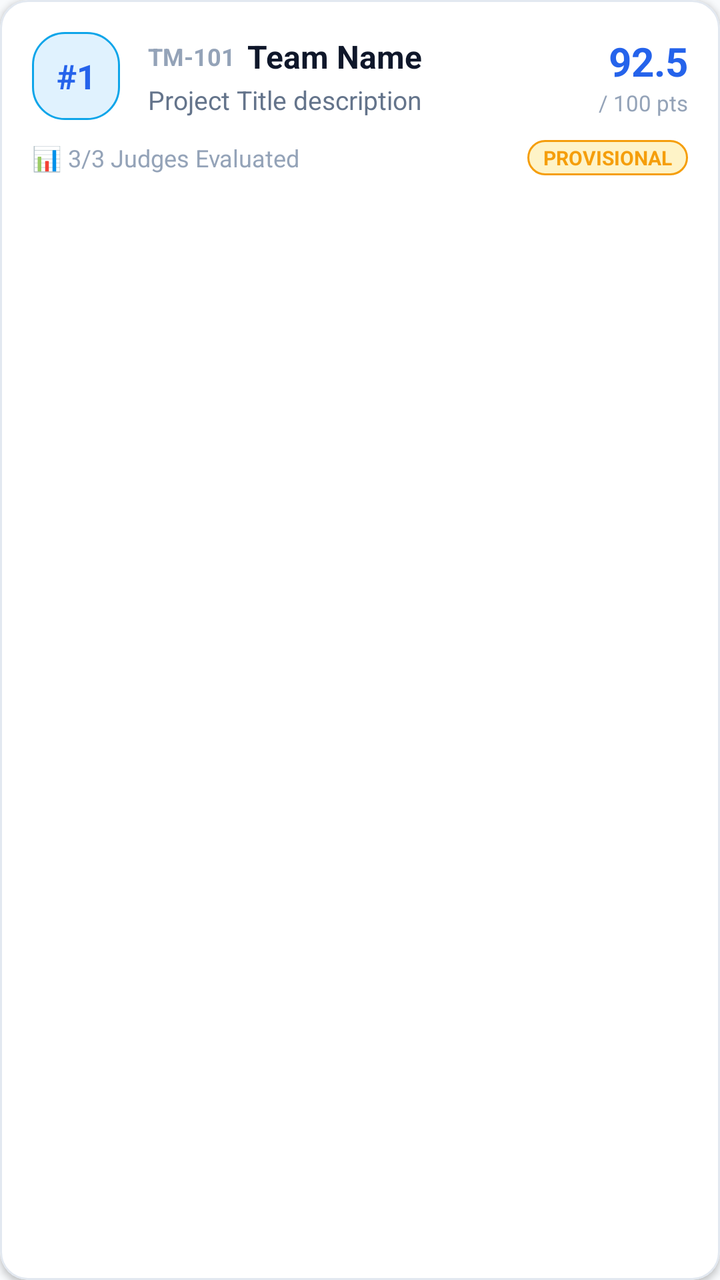
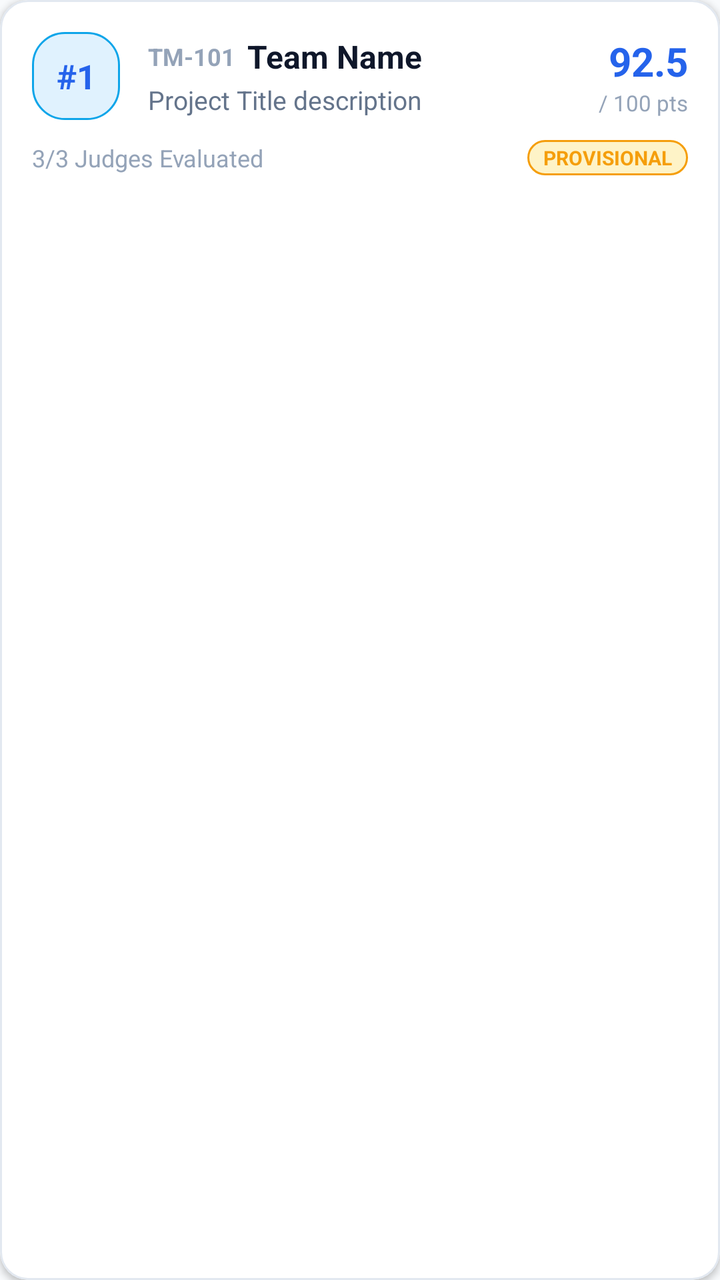

Compare the two renders of this Android layout. The source of the first and the diff that turns it into the second are given below.
<!-- AndroidManifest.xml: application theme Theme.Judgex -->
<!-- res/layout/item_ranking.xml -->
<?xml version="1.0" encoding="utf-8"?>
<com.google.android.material.card.MaterialCardView xmlns:android="http://schemas.android.com/apk/res/android"
    xmlns:app="http://schemas.android.com/apk/res-auto"
    android:layout_width="match_parent"
    android:layout_height="wrap_content"
    android:layout_marginHorizontal="16dp"
    android:layout_marginVertical="6dp"
    app:cardCornerRadius="14dp"
    app:cardElevation="2dp"
    app:strokeWidth="1dp"
    app:strokeColor="@color/card_border"
    app:cardBackgroundColor="@color/surface">

    <LinearLayout
        android:layout_width="match_parent"
        android:layout_height="wrap_content"
        android:orientation="vertical"
        android:padding="16dp">

        <LinearLayout
            android:layout_width="match_parent"
            android:layout_height="wrap_content"
            android:gravity="center_vertical"
            android:orientation="horizontal">

            
            <TextView
                android:id="@+id/tvRank"
                android:layout_width="44dp"
                android:layout_height="44dp"
                android:background="@drawable/bg_badge_judge"
                android:gravity="center"
                android:text="#1"
                android:textColor="@color/accent"
                android:textSize="17sp"
                android:textStyle="bold" />

            <LinearLayout
                android:layout_width="0dp"
                android:layout_height="wrap_content"
                android:layout_marginStart="14dp"
                android:layout_weight="1"
                android:orientation="vertical">

                <LinearLayout
                    android:layout_width="match_parent"
                    android:layout_height="wrap_content"
                    android:gravity="center_vertical"
                    android:orientation="horizontal">

                    <TextView
                        android:id="@+id/tvTeamNumber"
                        android:layout_width="wrap_content"
                        android:layout_height="wrap_content"
                        android:text="TM-101"
                        android:textColor="@color/text_muted"
                        android:textSize="12sp"
                        android:textStyle="bold" />

                    <TextView
                        android:id="@+id/tvTeamName"
                        android:layout_width="0dp"
                        android:layout_height="wrap_content"
                        android:layout_marginStart="6dp"
                        android:layout_weight="1"
                        android:text="Team Name"
                        android:textColor="@color/text_primary"
                        android:textSize="16sp"
                        android:textStyle="bold" />

                </LinearLayout>

                <TextView
                    android:id="@+id/tvProjectTitle"
                    android:layout_width="match_parent"
                    android:layout_height="wrap_content"
                    android:layout_marginTop="2dp"
                    android:text="Project Title description"
                    android:textColor="@color/text_secondary"
                    android:textSize="13sp" />

            </LinearLayout>

            
            <LinearLayout
                android:layout_width="wrap_content"
                android:layout_height="wrap_content"
                android:layout_marginStart="8dp"
                android:gravity="end"
                android:orientation="vertical">

                <TextView
                    android:id="@+id/tvAverageScore"
                    android:layout_width="wrap_content"
                    android:layout_height="wrap_content"
                    android:text="92.5"
                    android:textColor="@color/accent"
                    android:textSize="20sp"
                    android:textStyle="bold" />

                <TextView
                    android:id="@+id/tvScoreSubtext"
                    android:layout_width="wrap_content"
                    android:layout_height="wrap_content"
                    android:text="/ 100 pts"
                    android:textColor="@color/text_muted"
                    android:textSize="11sp" />

            </LinearLayout>

        </LinearLayout>

        
        <LinearLayout
            android:layout_width="match_parent"
            android:layout_height="wrap_content"
            android:layout_marginTop="10dp"
            android:gravity="center_vertical"
            android:orientation="horizontal">

            <TextView
                android:id="@+id/tvEvaluationsCount"
                android:layout_width="0dp"
                android:layout_height="wrap_content"
                android:layout_weight="1"
                android:text="📊 3/3 Judges Evaluated"
                android:textColor="@color/text_muted"
                android:textSize="12sp" />

            <TextView
                android:id="@+id/tvProvisionalBadge"
                android:layout_width="wrap_content"
                android:layout_height="wrap_content"
                android:background="@drawable/bg_badge_pending"
                android:paddingHorizontal="8dp"
                android:paddingVertical="2dp"
                android:text="PROVISIONAL"
                android:textColor="@color/warning"
                android:textSize="10sp"
                android:textStyle="bold" />

        </LinearLayout>

    </LinearLayout>

</com.google.android.material.card.MaterialCardView>
<!-- resources referenced by this layout -->
<resources>
  <color name="accent">#2563EB</color>
  <color name="card_border">#E2E8F0</color>
  <color name="surface">#FFFFFF</color>
  <color name="text_muted">#94A3B8</color>
  <color name="text_primary">#0F172A</color>
  <color name="text_secondary">#64748B</color>
  <color name="warning">#F59E0B</color>
  <!-- drawable bg_badge_judge (drawable) -->
  <?xml version="1.0" encoding="utf-8"?>
  <shape xmlns:android="http://schemas.android.com/apk/res/android">
      <solid android:color="@color/info_light" />
      <corners android:radius="16dp" />
      <stroke android:width="1dp" android:color="@color/info" />
  </shape>
  <!-- drawable bg_badge_pending (drawable) -->
  <?xml version="1.0" encoding="utf-8"?>
  <shape xmlns:android="http://schemas.android.com/apk/res/android">
      <solid android:color="@color/warning_light" />
      <corners android:radius="16dp" />
      <stroke android:width="1dp" android:color="@color/warning" />
  </shape>
  <style name="Theme.Judgex" parent="Theme.Material3.DayNight.NoActionBar">
          
          <item name="colorPrimary">@color/accent</item>
          <item name="colorPrimaryVariant">@color/primary_dark</item>
          <item name="colorOnPrimary">@color/white</item>
          
          <item name="colorSecondary">@color/accent_light</item>
          <item name="colorSecondaryVariant">@color/accent</item>
          <item name="colorOnSecondary">@color/white</item>
          
          <item name="android:statusBarColor">@color/primary</item>
          <item name="android:windowLightStatusBar">false</item>
          
          <item name="android:windowBackground">@color/background</item>
      </style>
  <color name="info_light">#E0F2FE</color>
  <color name="info">#0EA5E9</color>
  <color name="warning_light">#FEF3C7</color>
  <color name="primary_dark">#020617</color>
  <color name="white">#FFFFFF</color>
  <color name="accent_light">#3B82F6</color>
  <color name="primary">#0F172A</color>
  <color name="background">#F8FAFC</color>
</resources>

<!-- the commit's change to res/layout/item_ranking.xml (unified diff, before → after) -->
@@ -123,7 +123,7 @@
                 android:layout_width="0dp"
                 android:layout_height="wrap_content"
                 android:layout_weight="1"
-                android:text="📊 3/3 Judges Evaluated"
+                android:text="3/3 Judges Evaluated"
                 android:textColor="@color/text_muted"
                 android:textSize="12sp" />
 
